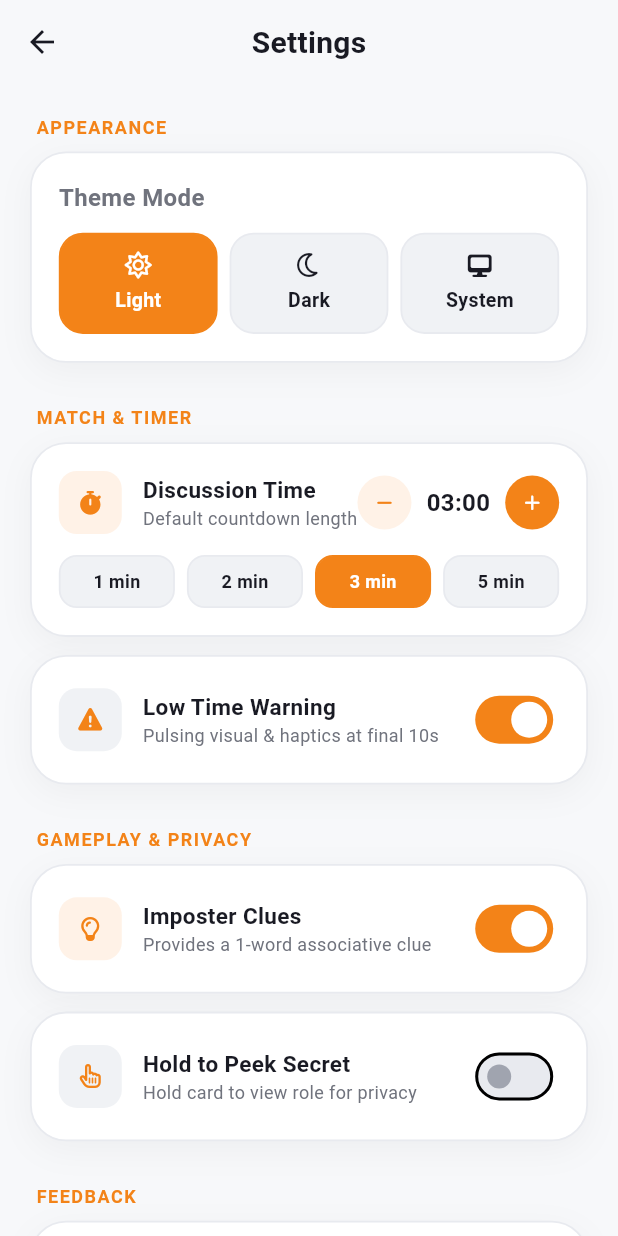
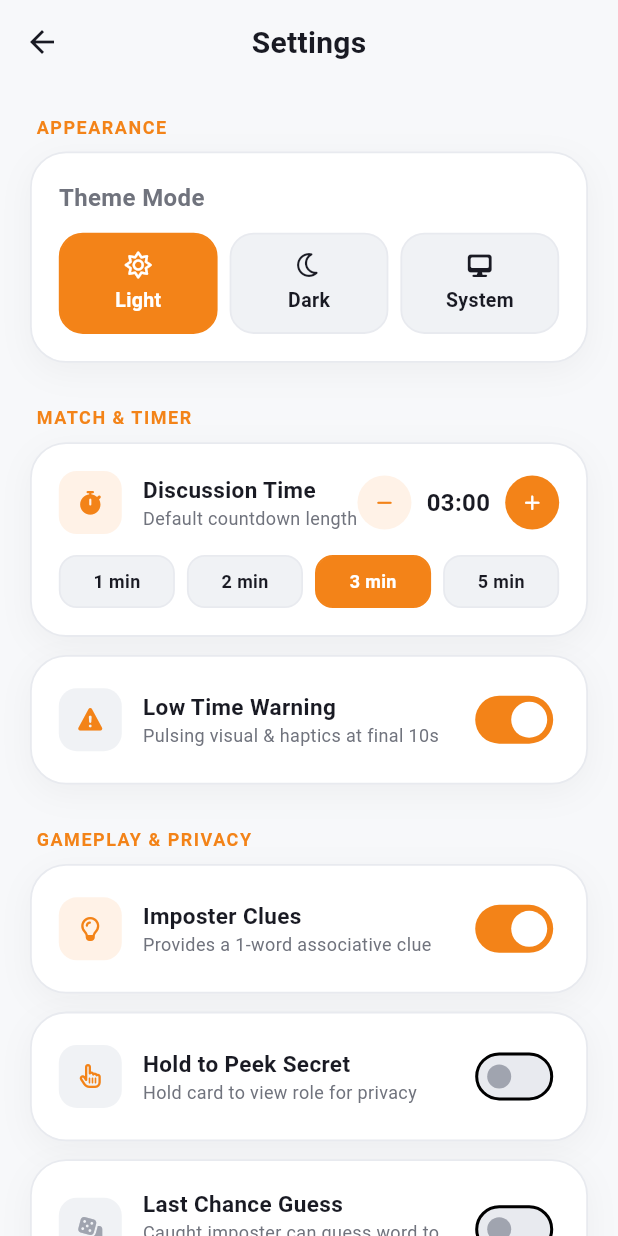
Before and after one commit to 4bhisheksharma/guess-the-imposter, a Flutter app: the SettingsScreen screen opened by its route, on a phone screen of 412 x 824 dp. Run offline on Flutter 3.47's test engine with Material 3 defaults, Android fonts, the phone set to English and light mode, and no system bars; our stand-ins replace font_awesome_flutter, shared_preferences; accounts and stored records are empty.

Commit message:
feat: add last-chance guess setting for caught imposters

```diff
--- a/lib/features/custom_words/screens/custom_categories_screen.dart
+++ b/lib/features/custom_words/screens/custom_categories_screen.dart
@@ -4,7 +4,6 @@ import 'package:font_awesome_flutter/font_awesome_flutter.dart';
 import '../../../core/services/word_service.dart';
 import '../../../core/theme/app_colors.dart';
 import '../../../core/widgets/app_card.dart';
-import '../../../core/widgets/bouncing_scale.dart';
 import '../../../core/widgets/custom_button.dart';
 import 'edit_category_screen.dart';
 
--- a/lib/features/game/controllers/game_controller.dart
+++ b/lib/features/game/controllers/game_controller.dart
@@ -92,6 +92,7 @@ class GameController extends ChangeNotifier {
     String hint = '',
     bool imposterHintEnabled = true,
     int discussionDurationSeconds = 180,
+    bool enableLastChanceGuess = false,
   }) {
     _playerNames = List.from(playerNames);
     _selectedCategoryId = categoryId;
@@ -129,6 +130,7 @@ class GameController extends ChangeNotifier {
       currentRevealIndex: 0,
       phase: GamePhase.roleReveal,
       discussionDurationSeconds: discussionDurationSeconds,
+      enableLastChanceGuess: enableLastChanceGuess,
     );
 
     notifyListeners();
@@ -170,8 +172,10 @@ class GameController extends ChangeNotifier {
       eliminatedPlayer = null;
     }
 
-    if (eliminatedPlayer != null && eliminatedPlayer.isImposter) {
-      // Imposter caught! Trigger last-chance guess
+    if (eliminatedPlayer != null &&
+        eliminatedPlayer.isImposter &&
+        _session.enableLastChanceGuess) {
+      // Imposter caught and last-chance guess is enabled in settings!
       final decoys = WordService.instance
           .getDecoyWords(_session.categoryId, _session.secretWord, 3);
       final options = [_session.secretWord, ...decoys]..shuffle();
@@ -183,7 +187,7 @@ class GameController extends ChangeNotifier {
         lastChanceWordOptions: options,
       );
     } else {
-      // Civilian wrongfully eliminated
+      // Civilian eliminated OR last-chance guess is disabled in settings
       _session = _session.copyWith(
         players: updatedPlayers,
         lastEliminatedPlayerId: playerId,
--- a/lib/features/game/models/game_session.dart
+++ b/lib/features/game/models/game_session.dart
@@ -25,6 +25,7 @@ class GameSession {
     this.imposterGuessedWord = false,
     this.imposterGuessChoice,
     this.lastChanceWordOptions = const [],
+    this.enableLastChanceGuess = false,
   });
 
   final List<PlayerModel> players;
@@ -41,6 +42,7 @@ class GameSession {
   final bool imposterGuessedWord;
   final String? imposterGuessChoice;
   final List<String> lastChanceWordOptions;
+  final bool enableLastChanceGuess;
 
   PlayerModel? get currentRevealPlayer {
     if (currentRevealIndex < players.length) {
@@ -90,6 +92,7 @@ class GameSession {
     bool? imposterGuessedWord,
     String? imposterGuessChoice,
     List<String>? lastChanceWordOptions,
+    bool? enableLastChanceGuess,
   }) {
     return GameSession(
       players: players ?? this.players,
@@ -109,6 +112,8 @@ class GameSession {
       imposterGuessChoice: imposterGuessChoice ?? this.imposterGuessChoice,
       lastChanceWordOptions:
           lastChanceWordOptions ?? this.lastChanceWordOptions,
+      enableLastChanceGuess:
+          enableLastChanceGuess ?? this.enableLastChanceGuess,
     );
   }
 }
--- a/lib/features/game/screens/game_setup_screen.dart
+++ b/lib/features/game/screens/game_setup_screen.dart
@@ -248,6 +248,7 @@ class _GameSetupScreenState extends State<GameSetupScreen> {
       hint: wordEntry.hint,
       imposterHintEnabled: _enableHints,
       discussionDurationSeconds: _discussionTimerSeconds,
+      enableLastChanceGuess: widget.settingsController.enableLastChanceGuess,
     );
 
     Navigator.pushNamed(context, AppRoutes.roleReveal);
--- a/lib/features/settings/controllers/settings_controller.dart
+++ b/lib/features/settings/controllers/settings_controller.dart
@@ -3,6 +3,7 @@ import 'package:flutter/material.dart';
 class SettingsController extends ChangeNotifier {
   ThemeMode _themeMode = ThemeMode.light;
   bool _enableImposterHints = true;
+  bool _enableLastChanceGuess = false; // False by default
   int _discussionTimerSeconds = 180; // 3 minutes default
   bool _timerWarningAlert = true;
   bool _holdToReveal = false;
@@ -11,6 +12,7 @@ class SettingsController extends ChangeNotifier {
 
   ThemeMode get themeMode => _themeMode;
   bool get enableImposterHints => _enableImposterHints;
+  bool get enableLastChanceGuess => _enableLastChanceGuess;
   int get discussionTimerSeconds => _discussionTimerSeconds;
   bool get timerWarningAlert => _timerWarningAlert;
   bool get holdToReveal => _holdToReveal;
@@ -26,6 +28,12 @@ class SettingsController extends ChangeNotifier {
   void setImposterHints(bool enabled) {
     if (_enableImposterHints == enabled) return;
     _enableImposterHints = enabled;
+    notifyListeners();
+  }
+
+  void setLastChanceGuess(bool enabled) {
+    if (_enableLastChanceGuess == enabled) return;
+    _enableLastChanceGuess = enabled;
     notifyListeners();
   }
 
@@ -63,6 +71,7 @@ class SettingsController extends ChangeNotifier {
   void resetToDefaults() {
     _themeMode = ThemeMode.light;
     _enableImposterHints = true;
+    _enableLastChanceGuess = false;
     _discussionTimerSeconds = 180;
     _timerWarningAlert = true;
     _holdToReveal = false;
--- a/lib/features/settings/screens/settings_screen.dart
+++ b/lib/features/settings/screens/settings_screen.dart
@@ -503,6 +503,70 @@ class SettingsScreen extends StatelessWidget {
                   ),
                 ),
 
+                const SizedBox(height: 12),
+
+                // Imposter Last Chance Guess Setting
+                AppCard(
+                  child: Row(
+                    children: [
+                      Container(
+                        width: 42,
+                        height: 42,
+                        decoration: BoxDecoration(
+                          color: controller.enableLastChanceGuess
+                              ? AppColors.primarySoftColor(isDark)
+                              : (isDark
+                                  ? AppColors.surfaceDarkElevated
+                                  : AppColors.surfaceLightElevated),
+                          borderRadius: BorderRadius.circular(12),
+                        ),
+                        child: Center(
+                          child: FaIcon(
+                            FontAwesomeIcons.dice,
+                            size: 16,
+                            color: controller.enableLastChanceGuess
+                                ? AppColors.primary
+                                : (isDark
+                                    ? AppColors.textMutedDark
+                                    : AppColors.textMutedLight),
+                          ),
+                        ),
+                      ),
+                      const SizedBox(width: 14),
+                      Expanded(
+                        child: Column(
+                          crossAxisAlignment: CrossAxisAlignment.start,
+                          children: [
+                            Text(
+                              'Last Chance Guess',
+                              style: TextStyle(
+                                fontSize: 15,
+                                fontWeight: FontWeight.bold,
+                                color: isDark
+                                    ? AppColors.textPrimaryDark
+                                    : AppColors.textPrimaryLight,
+                              ),
+                            ),
+                            Text(
+                              'Caught imposter can guess word to steal victory',
+                              style: TextStyle(
+                                fontSize: 12,
+                                color: isDark
+                                    ? AppColors.textSecondaryDark
+                                    : AppColors.textSecondaryLight,
+                              ),
+                            ),
+                          ],
+                        ),
+                      ),
+                      Switch(
+                        value: controller.enableLastChanceGuess,
+                        onChanged: (val) => controller.setLastChanceGuess(val),
+                      ),
+                    ],
+                  ),
+                ),
+
                 const SizedBox(height: 20),
 
                 // Section Title: Feedback
```
